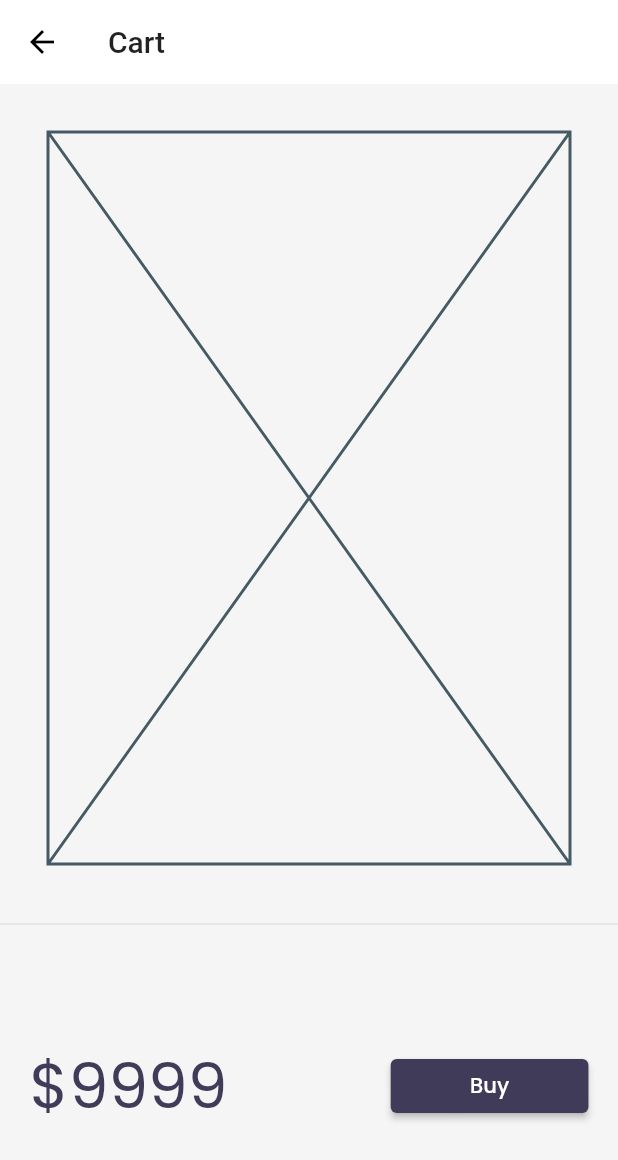
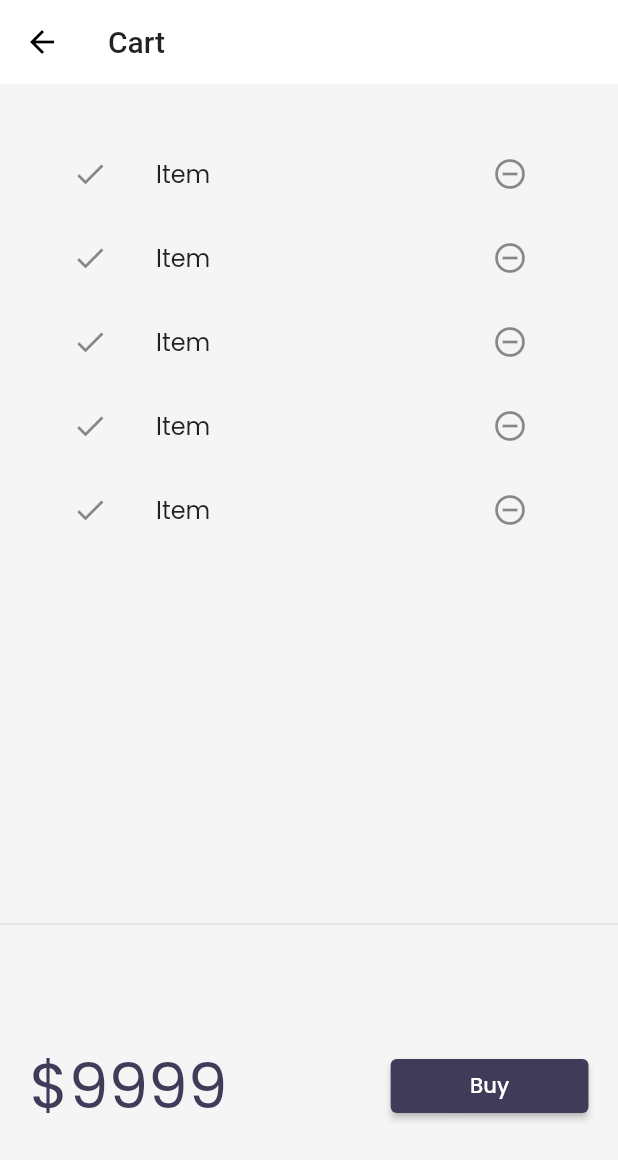
Before and after one commit to shakivhussain/FlutterApp, a Flutter app: the CartPage screen opened by its route, on a phone screen of 412 x 824 dp. Shown: the top 1160 px of the screen. Run offline on Flutter 3.47's test engine with Material 2 defaults, Android fonts, the phone set to English and light mode, and no system bars; our stand-ins replace google_fonts, velocity_x; network calls fail.

```diff
--- a/lib/pages/cart_page.dart
+++ b/lib/pages/cart_page.dart
@@ -11,7 +11,7 @@ class CartPage extends StatelessWidget {
       ),
       body: Column(
         children: [
-          Placeholder().p32().expand(),
+          CartList().p32().expand(),
           Divider(),
           _CartTotal(),
         ],
```
